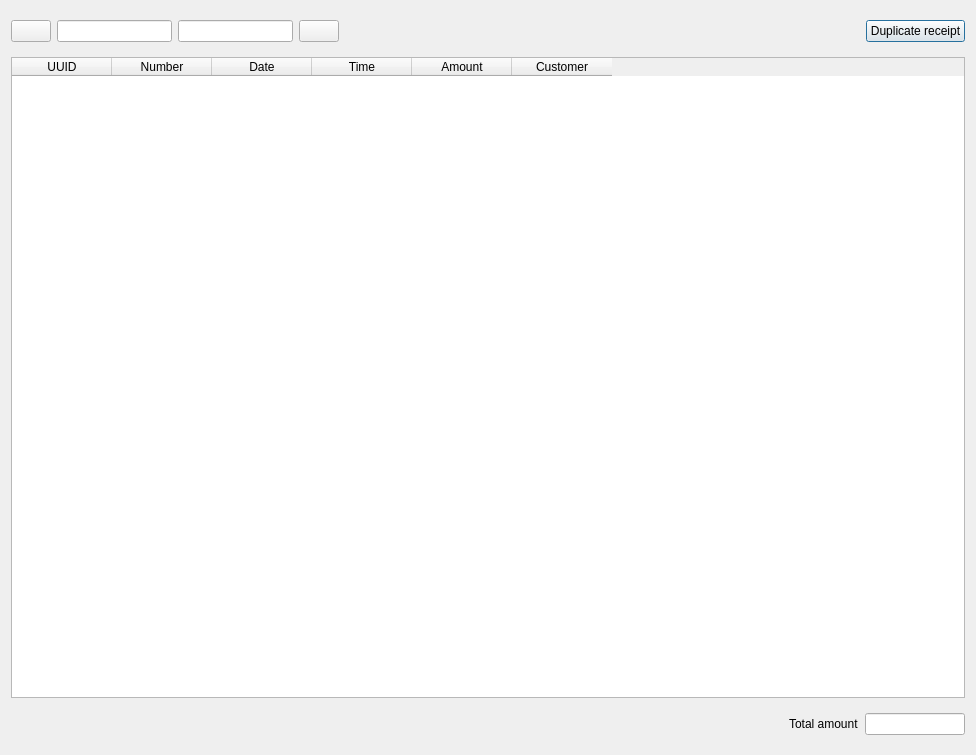
The window that Shop/sales.ui (End1-1/Cafe5) describes before a commit, drawn with Qt 5.
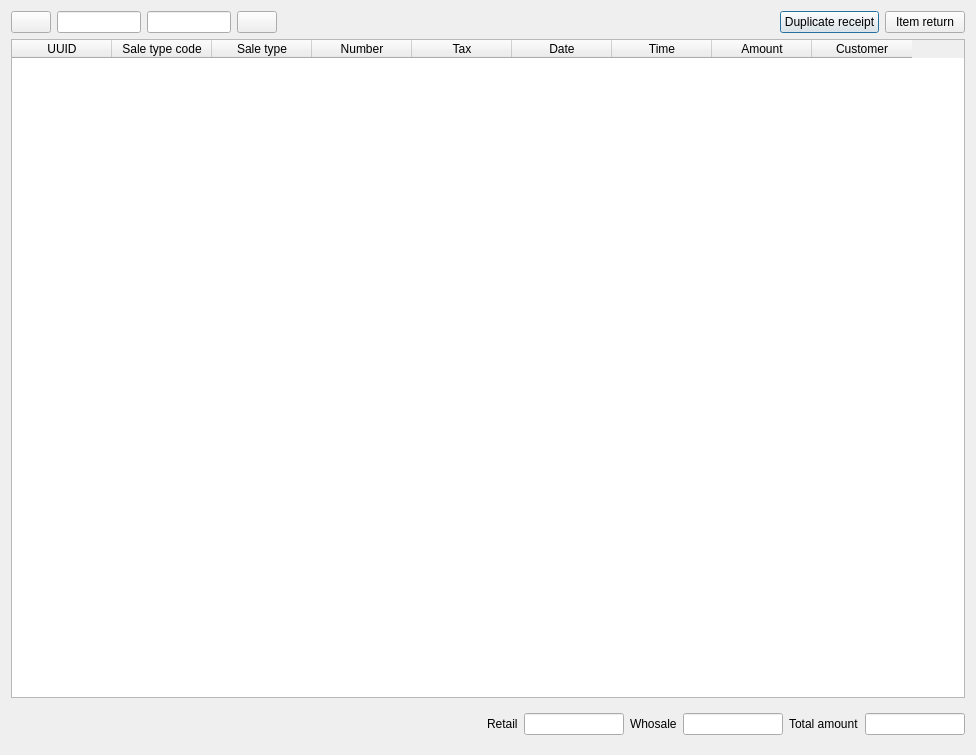
The same window after the commit. Icons and pictures are not drawn. Custom widgets are drawn as their Qt base class.

What changed in the file:
```diff
--- a/Shop/sales.ui
+++ b/Shop/sales.ui
@@ -20,9 +20,15 @@
       <property name="leftMargin">
        <number>0</number>
       </property>
+      <property name="topMargin">
+       <number>0</number>
+      </property>
       <property name="rightMargin">
        <number>0</number>
       </property>
+      <property name="bottomMargin">
+       <number>0</number>
+      </property>
       <item>
        <widget class="QPushButton" name="btnDateLeft">
         <property name="focusPolicy">
@@ -95,6 +101,17 @@
         </property>
        </widget>
       </item>
+      <item>
+       <widget class="QPushButton" name="btnItemBack">
+        <property name="text">
+         <string>Item return</string>
+        </property>
+        <property name="icon">
+         <iconset resource="../resources/res.qrc">
+          <normaloff>:/cancel.png</normaloff>:/cancel.png</iconset>
+        </property>
+       </widget>
+      </item>
      </layout>
     </widget>
    </item>
@@ -117,11 +134,26 @@
        <string>UUID</string>
       </property>
      </column>
+     <column>
+      <property name="text">
+       <string>Sale type code</string>
+      </property>
+     </column>
+     <column>
+      <property name="text">
+       <string>Sale type</string>
+      </property>
+     </column>
      <column>
       <property name="text">
        <string>Number</string>
       </property>
      </column>
+     <column>
+      <property name="text">
+       <string>Tax</string>
+      </property>
+     </column>
      <column>
       <property name="text">
        <string>Date</string>
@@ -166,6 +198,52 @@
         </property>
        </spacer>
       </item>
+      <item>
+       <widget class="QLabel" name="label_2">
+        <property name="text">
+         <string>Retail</string>
+        </property>
+       </widget>
+      </item>
+      <item>
+       <widget class="C5LineEdit" name="leRetail">
+        <property name="maximumSize">
+         <size>
+          <width>100</width>
+          <height>16777215</height>
+         </size>
+        </property>
+        <property name="focusPolicy">
+         <enum>Qt::NoFocus</enum>
+        </property>
+        <property name="readOnly">
+         <bool>true</bool>
+        </property>
+       </widget>
+      </item>
+      <item>
+       <widget class="QLabel" name="label_3">
+        <property name="text">
+         <string>Whosale</string>
+        </property>
+       </widget>
+      </item>
+      <item>
+       <widget class="C5LineEdit" name="leWhosale">
+        <property name="maximumSize">
+         <size>
+          <width>100</width>
+          <height>16777215</height>
+         </size>
+        </property>
+        <property name="focusPolicy">
+         <enum>Qt::NoFocus</enum>
+        </property>
+        <property name="readOnly">
+         <bool>true</bool>
+        </property>
+       </widget>
+      </item>
       <item>
        <widget class="QLabel" name="label">
         <property name="text">
```
